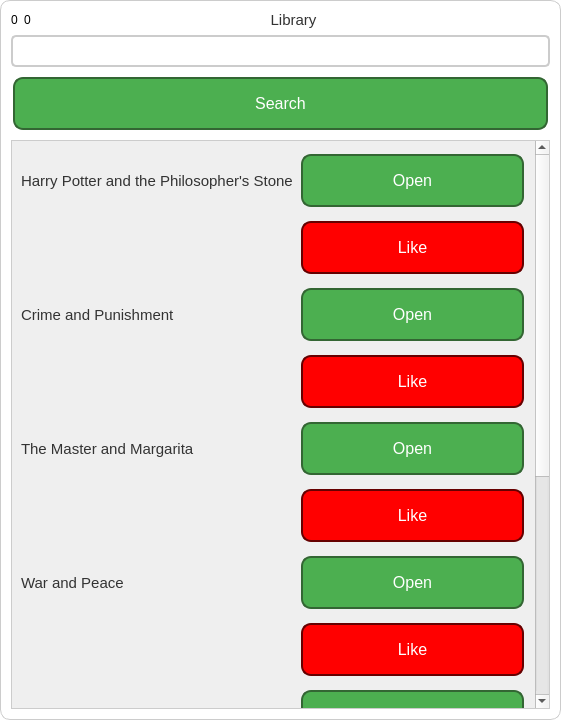
Old version of the form library/catalog.ui in the repository k0ntoner/Project-library.
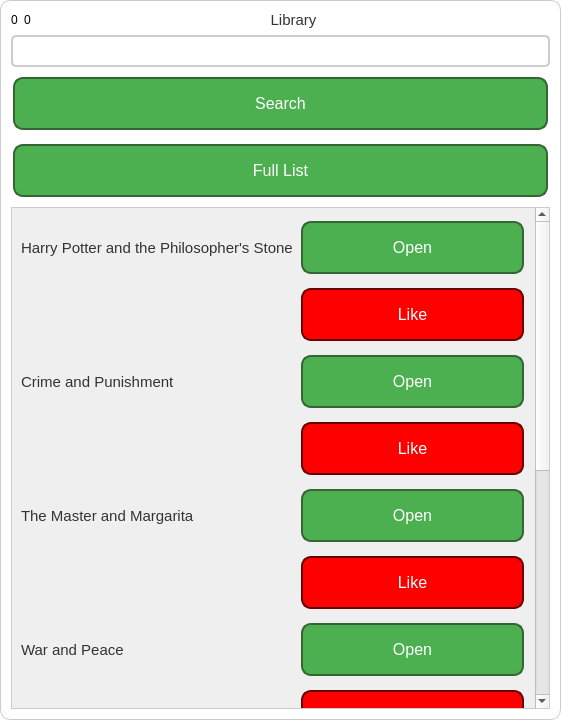
New version of the form. Icons and pictures are not drawn.

```diff
--- a/library/catalog.ui
+++ b/library/catalog.ui
@@ -147,6 +147,46 @@
        </property>
       </widget>
      </item>
+     <item>
+      <widget class="QPushButton" name="FullList">
+       <property name="styleSheet">
+        <string notr="true">QPushButton {
+    background-color: #4CAF50;
+    border: none;
+    color: white;
+    padding: 15px 32px;
+    text-align: center;
+    text-decoration: none;
+    display: inline-block;
+    font-size: 16px;
+    margin: 4px 2px;
+    cursor: pointer;
+    border-radius: 10px; /* Задаем скругленные углы */
+    box-shadow: 0px 4px 8px rgba(0, 0, 0, 0.2); /* Добавляем тень снизу */
+}
+
+QPushButton:hover {
+    background-color: #45a049;
+    box-shadow: 0px 6px 12px rgba(0, 0, 0, 0.3); /* Изменяем тень при наведении */
+}
+
+QPushButton:pressed {
+    background-color: #39843a; /* Изменяем цвет при нажатии */
+}
+
+QPushButton:focus {
+    outline: none; /* Убираем фокусовку по умолчанию */
+}
+
+QPushButton {
+    border: 2px solid #336633; /* Добавляем контур */
+}</string>
+       </property>
+       <property name="text">
+        <string>Full List</string>
+       </property>
+      </widget>
+     </item>
      <item>
       <widget class="QScrollArea" name="scrollArea_2">
        <property name="styleSheet">
```
